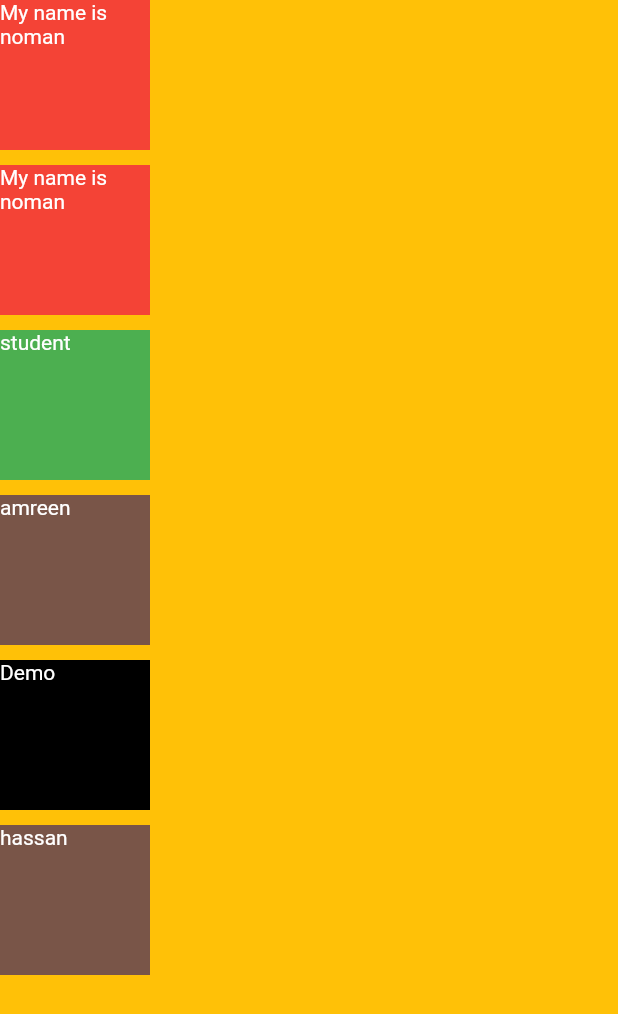
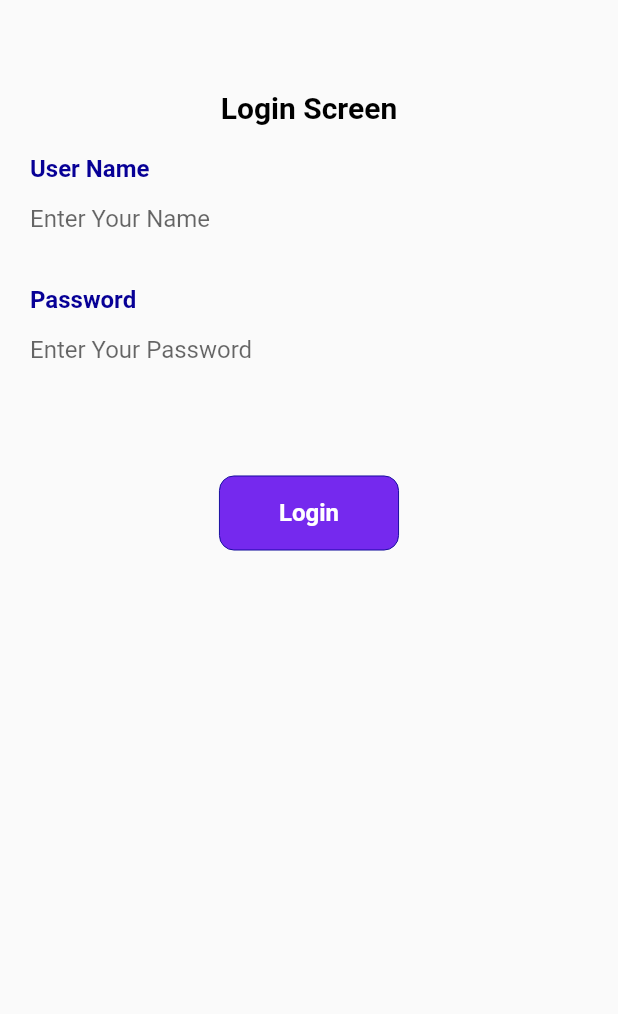
Before and after one commit to nomi091/testing, a Flutter app: the screen it shows after launch, on a phone screen of 412 x 824 dp. Shown: the top 1014 px of the screen. Run offline on Flutter 3.47's test engine with Material 2 defaults, Android fonts, the phone set to English and light mode, and no system bars.

Commit message:
login form

```diff
--- a/lib/main.dart
+++ b/lib/main.dart
@@ -1,5 +1,5 @@
 import 'package:flutter/material.dart';
-import 'package:testing/view/home_screen.dart';
+import 'package:testing/view/auth_screens/login_screen.dart';
 
 
 Future<void> main() async {
@@ -15,7 +15,7 @@ class MyApp extends StatelessWidget {
   Widget build(BuildContext context) {
     return   const MaterialApp(
         debugShowCheckedModeBanner: false,
-        home: HomeScreen(),
+        home: LoginScreen(),
     );
   }
 }
--- a/lib/services/app_colors.dart
+++ b/lib/services/app_colors.dart
@@ -0,0 +1,8 @@
+import 'package:flutter/material.dart';
+
+class AppColors{
+ static Color primary=const Color.fromARGB(255, 7, 0, 150);
+ static Color secondry=const Color.fromARGB(255, 117, 41, 238);
+ static Color blackColor= Colors.black;
+ static Color whiteColor= Colors.white;
+}
--- /dev/null
+++ b/lib/view/auth_screens/login_screen.dart
@@ -0,0 +1,106 @@
+import 'package:flutter/material.dart';
+import 'package:testing/widgets/custom_auth_widgets.dart';
+
+import '../../services/app_colors.dart';
+
+class LoginScreen extends StatefulWidget {
+  const LoginScreen({super.key});
+
+  @override
+  State<LoginScreen> createState() => _LoginScreenState();
+}
+
+class _LoginScreenState extends State<LoginScreen> {
+  TextEditingController nameController = TextEditingController();
+  TextEditingController passwordController = TextEditingController();
+
+  @override
+  Widget build(BuildContext context) {
+    return Scaffold(
+      body: SafeArea(
+        child: Padding(
+          padding: const EdgeInsets.symmetric(horizontal: 20,vertical: 40),
+          child: Column(
+            mainAxisAlignment: MainAxisAlignment.start,
+            crossAxisAlignment: CrossAxisAlignment.start,
+            children: [
+              const SizedBox(
+                height: 20,
+              ),
+              Align(
+                alignment: Alignment.topCenter,
+                child: customtext(
+                    text: 'Login Screen',
+                    style: TextStyle(
+                        color: AppColors.blackColor,
+                        fontSize: 20.0,
+                        fontWeight: FontWeight.bold)),
+              ),
+              const SizedBox(
+                height: 20,
+              ),
+              customtext(
+                  text: 'User Name',
+                  style: TextStyle(
+                      color: AppColors.primary,
+                      fontSize: 16.0,
+                      fontWeight: FontWeight.bold)),
+
+              TextField(
+                controller: nameController,
+                decoration: const InputDecoration(
+                    border: InputBorder.none,
+                    //labelText: 'Enter Name',
+                    hintText: 'Enter Your Name'),
+              ),
+              const SizedBox(
+                height: 20,
+              ),
+              customtext(
+                  text: 'Password',
+                  style: TextStyle(
+                      color: AppColors.primary,
+                      fontSize: 16.0,
+                      fontWeight: FontWeight.bold)),
+              TextField(
+                controller: passwordController,
+                decoration: const InputDecoration(
+                    border: InputBorder.none,
+                    //labelText: 'Enter Name',
+                    hintText: 'Enter Your Password'),
+              ),
+               const SizedBox(
+                height: 60,
+              ),
+              Align(
+                alignment: Alignment.center,
+                child: Container(
+                  height: 50,
+                  width: 120,
+                  alignment: Alignment.center,
+                  decoration: BoxDecoration(
+                      color: AppColors.secondry,
+                      borderRadius: const BorderRadius.all(Radius.circular(10)),
+                      border: Border.all(color: AppColors.primary, width: 0.6)),
+                  child: GestureDetector(
+                    onTap: (){
+                      print('Name ${nameController.text}');
+                      print('password ${passwordController.text}');
+                    },
+                    child: customtext(
+                        text: 'Login',
+                        style: TextStyle(
+                            color: AppColors.whiteColor,
+                            fontSize: 16.0,
+                            fontWeight: FontWeight.bold)),
+                  ),
+                ),
+              )
+
+            ],
+          ),
+        ),
+      ),
+    );
+  }
+}
--- /dev/null
+++ b/lib/widgets/custom_auth_widgets.dart
@@ -0,0 +1,8 @@
+import 'package:flutter/material.dart';
+
+Widget customtext({text, style}) {
+  return Text(
+    text,
+    style: style,
+  );
+}
--- a/lib/widgets/custom_container.dart
+++ b/lib/widgets/custom_container.dart
@@ -24,7 +24,7 @@ Widget buildCustomParametrizedNonNulAble(color, text) {
   );
 }
 
-Widget buildCustomParametrizedNullAble({color, text}) {
+Widget buildCustomParametrizedNullAble({color,String? text}) {
   return Container(
     color: color ?? Colors.black,
     height: 100,
```
Also changed, not shown: lib/view/auth_screens/sign_up_screen.dart (added).
